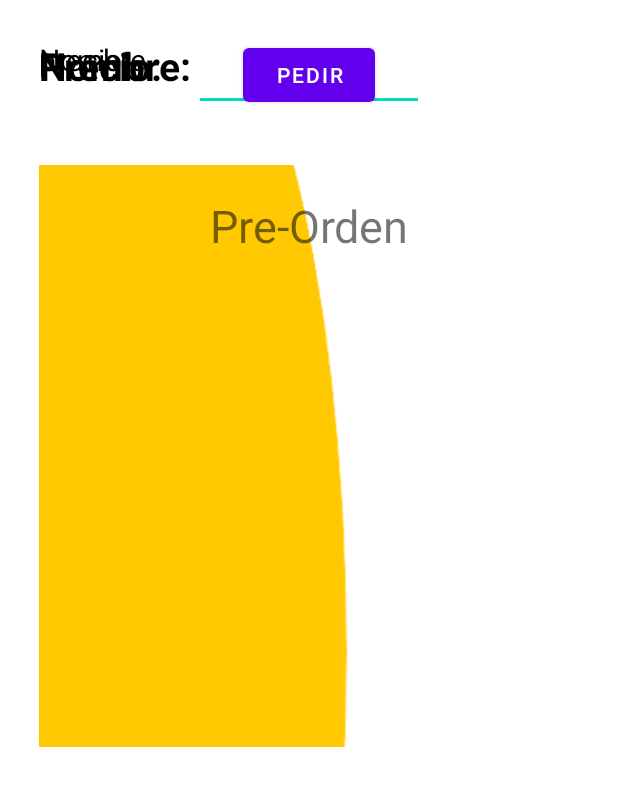
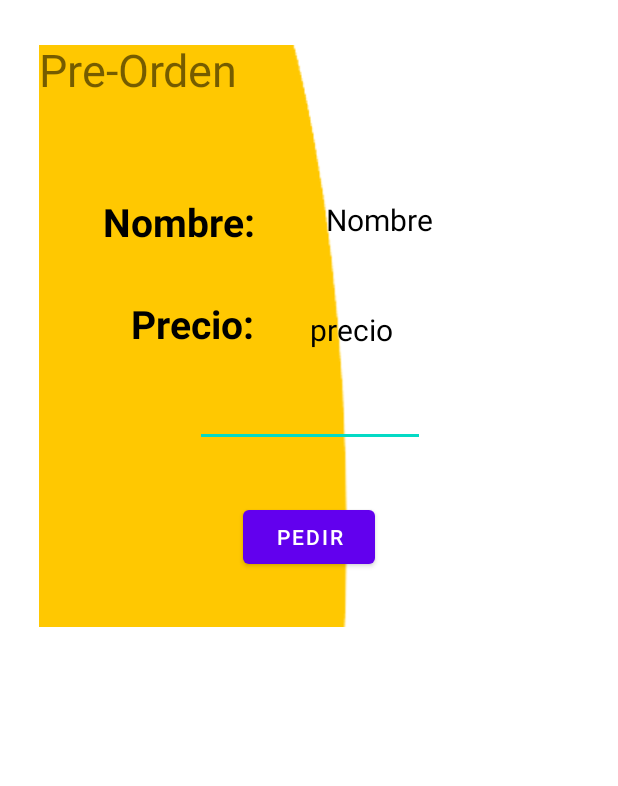
Before and after one commit to MelissaViana97/app_CompraMedicamentos_KOTLIN, an Android app: the selectCompra screen opened directly, with no data from a screen before it, on a phone screen of 412 x 824 dp. Shown: the top 786 px of the screen. Run offline under Robolectric (Android 15) with nearby library versions, the phone set to English and light mode, and no system bars.

Commit message:
Pantalla-preorden

```diff
--- a/app/src/main/java/com/example/desafiopractico2/Adapter/MyAdapter.kt
+++ b/app/src/main/java/com/example/desafiopractico2/Adapter/MyAdapter.kt
@@ -1,13 +1,17 @@
 package com.example.desafiopractico2.Adapter
 
+import android.content.Intent
 import android.icu.text.DecimalFormat
 import android.view.LayoutInflater
 import android.view.View
 import android.view.ViewGroup
+import android.widget.Button
 import android.widget.TextView
+import android.widget.Toast
 import androidx.recyclerview.widget.RecyclerView
 import com.example.desafiopractico2.Models.Medicamentos
 import com.example.desafiopractico2.R
+import com.example.desafiopractico2.selectCompra
 
 class MyAdapter : RecyclerView.Adapter<MyAdapter.myViewHolder>() {
 
@@ -32,6 +36,21 @@ class MyAdapter : RecyclerView.Adapter<MyAdapter.myViewHolder>() {
         holder.medicamentoPrice.text = "$ "+ DecimalFormat("#.00").format(currentItem.precio)
         holder.medicamentoIndications.text = currentItem.indicaciones
         holder.medicamentoConIndications.text = currentItem.contraIndicaciones
+
+        val test: Button = holder.itemView.findViewById((R.id.buttonselect))
+
+        test.setOnClickListener { v: View ->
+
+            Toast.makeText(holder.itemView.context, "soy yo ${currentItem}", Toast.LENGTH_SHORT)
+                .show()
+            //colocar aca funcion para reemplazar fragment
+
+            val intent: Intent = Intent(v.context, selectCompra::class.java)
+
+            v.context.startActivity(intent)
+
+
+        }
     }
 
     fun updateMedicamentosList(medicamentosList: List<Medicamentos>) {
--- a/app/src/main/java/com/example/desafiopractico2/selectCompra.kt
+++ b/app/src/main/java/com/example/desafiopractico2/selectCompra.kt
@@ -12,14 +12,7 @@ class selectCompra : AppCompatActivity() {
         super.onCreate(savedInstanceState)
         setContentView(R.layout.activity_selectcompra)
 
-        //Boton a pantalla de pre-orden
 
-        val btn: Button =findViewById(R.id.buttonselect)
-        btn.setOnClickListener{
-
-            val intent: Intent =Intent(this,selectCompra::class.java)
-            startActivity(intent)
-        }
 
 
 
--- a/app/src/main/res/layout/activity_selectcompra.xml
+++ b/app/src/main/res/layout/activity_selectcompra.xml
@@ -2,47 +2,48 @@
 <androidx.constraintlayout.widget.ConstraintLayout xmlns:android="http://schemas.android.com/apk/res/android"
     xmlns:app="http://schemas.android.com/apk/res-auto"
     xmlns:tools="http://schemas.android.com/tools"
-    tools:context=".selectCompra"
     android:layout_width="match_parent"
     android:layout_height="wrap_content"
     android:layout_margin="26dp"
+    android:layout_marginTop="90dp"
     app:cardCornerRadius="8dp"
     app:cardElevation="8dp"
-    android:layout_marginTop="90dp">
+    tools:context=".selectCompra">
 
     <ImageView
         android:id="@+id/imageView"
         android:layout_width="match_parent"
         android:layout_height="match_parent"
-        android:layout_marginTop="84dp"
+        android:layout_marginTop="4dp"
         android:scaleType="fitXY"
         android:src="@drawable/item_bg"
         app:layout_constraintTop_toTopOf="parent"
-        tools:layout_editor_absoluteX="-39dp" />
+        tools:layout_editor_absoluteX="0dp" />
 
     <TextView
         android:id="@+id/textView2"
         android:layout_width="wrap_content"
         android:layout_height="wrap_content"
-        android:layout_marginTop="20dp"
         android:text="Pre-Orden"
         android:textSize="30dp"
-        app:layout_constraintEnd_toEndOf="@+id/imageView"
-        app:layout_constraintStart_toStartOf="@+id/imageView"
-        app:layout_constraintTop_toTopOf="@+id/imageView"
-        tools:ignore="MissingConstraints" />
+        tools:ignore="MissingConstraints"
+        tools:layout_editor_absoluteX="113dp"
+        tools:layout_editor_absoluteY="44dp" />
 
     <TextView
         android:id="@+id/textView3"
         android:layout_width="wrap_content"
         android:layout_height="wrap_content"
+        android:layout_marginTop="100dp"
         android:text="Nombre: "
         android:textColor="@color/black"
         android:textSize="26sp"
         android:textStyle="bold"
-        tools:ignore="MissingConstraints"
-        tools:layout_editor_absoluteX="72dp"
-        tools:layout_editor_absoluteY="181dp" />
+        app:layout_constraintEnd_toEndOf="@+id/imageView"
+        app:layout_constraintHorizontal_bias="0.169"
+        app:layout_constraintStart_toStartOf="@+id/imageView"
+        app:layout_constraintTop_toTopOf="@+id/imageView"
+        tools:ignore="MissingConstraints" />
 
     <TextView
         android:id="@+id/medicamentoName"
@@ -51,19 +52,27 @@
         android:text="Nombre"
         android:textColor="@color/black"
         android:textSize="20sp"
-        tools:layout_editor_absoluteX="188dp"
-        tools:layout_editor_absoluteY="189dp"
+        app:layout_constraintBottom_toBottomOf="@+id/imageView"
+        app:layout_constraintEnd_toEndOf="parent"
+        app:layout_constraintHorizontal_bias="0.663"
+        app:layout_constraintStart_toStartOf="parent"
+        app:layout_constraintTop_toTopOf="@+id/imageView"
+        app:layout_constraintVertical_bias="0.285"
         tools:ignore="MissingConstraints" />
 
     <TextView
+        android:id="@+id/textView4"
         android:layout_width="wrap_content"
         android:layout_height="wrap_content"
+        android:layout_marginTop="172dp"
         android:text="Precio: "
         android:textColor="@color/black"
         android:textSize="26sp"
         android:textStyle="bold"
-        tools:layout_editor_absoluteX="72dp"
-        tools:layout_editor_absoluteY="239dp"
+        app:layout_constraintEnd_toEndOf="parent"
+        app:layout_constraintHorizontal_bias="0.225"
+        app:layout_constraintStart_toStartOf="@+id/imageView"
+        app:layout_constraintTop_toTopOf="parent"
         tools:ignore="MissingConstraints" />
 
     <TextView
@@ -73,29 +82,36 @@
         android:text="precio"
         android:textColor="@color/black"
         android:textSize="20sp"
-        tools:layout_editor_absoluteX="187dp"
-        tools:layout_editor_absoluteY="247dp"
+        app:layout_constraintBottom_toBottomOf="@+id/imageView"
+        app:layout_constraintEnd_toEndOf="@+id/imageView"
+        app:layout_constraintHorizontal_bias="0.592"
+        app:layout_constraintStart_toStartOf="@+id/imageView"
+        app:layout_constraintTop_toTopOf="parent"
+        app:layout_constraintVertical_bias="0.493"
         tools:ignore="MissingConstraints" />
 
     <EditText
         android:id="@+id/editTextNumCompra"
         android:layout_width="153dp"
         android:layout_height="48dp"
+        android:layout_marginBottom="120dp"
         android:ems="10"
         android:inputType="number"
+        app:layout_constraintBottom_toBottomOf="parent"
         app:layout_constraintEnd_toEndOf="@+id/imageView"
+        app:layout_constraintHorizontal_bias="0.502"
         app:layout_constraintStart_toStartOf="@+id/imageView"
-        tools:ignore="MissingConstraints,SpeakableTextPresentCheck"
-        tools:layout_editor_absoluteY="292dp" />
+        tools:ignore="MissingConstraints,SpeakableTextPresentCheck" />
 
     <Button
         android:id="@+id/buttonpedir"
         android:layout_width="wrap_content"
         android:layout_height="wrap_content"
+        android:layout_marginBottom="36dp"
         android:text="Pedir"
-        app:layout_constraintEnd_toEndOf="@+id/imageView"
+        app:layout_constraintBottom_toBottomOf="parent"
+        app:layout_constraintEnd_toEndOf="parent"
         app:layout_constraintStart_toStartOf="@+id/imageView"
-        tools:layout_editor_absoluteY="369dp"
         tools:ignore="MissingConstraints" />
 
 
--- a/build.gradle
+++ b/build.gradle
@@ -4,7 +4,7 @@ buildscript {
     }
 }// Top-level build file where you can add configuration options common to all sub-projects/modules.
 plugins {
-    id 'com.android.application' version '7.4.0' apply false
-    id 'com.android.library' version '7.4.0' apply false
+    id 'com.android.application' version '7.4.2' apply false
+    id 'com.android.library' version '7.4.2' apply false
     id 'org.jetbrains.kotlin.android' version '1.7.21' apply false
 }
```
Also changed, not shown: app/src/main/java/com/example/desafiopractico2/MainActivity.kt (+0 -8 lines).
